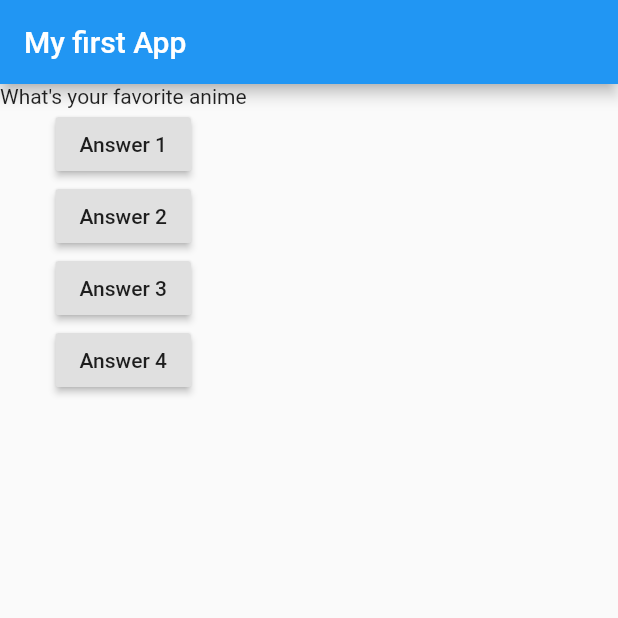
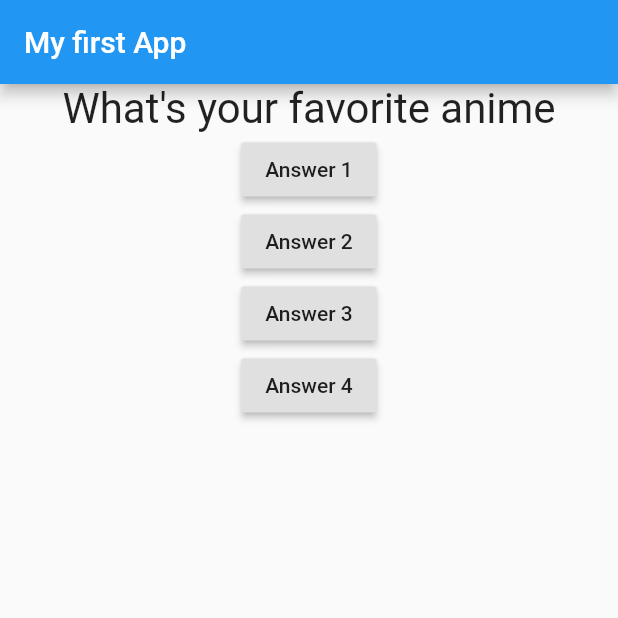
Before and after one commit to vinnyhoward/simple-flutter-quiz-app, a Flutter app: the screen it shows after launch, on a phone screen of 412 x 824 dp, the top half of it. Run offline on Flutter 3.47's test engine with Material 2 defaults, Android fonts, the phone set to English and light mode, and no system bars.

Commit message:
Learned about and added styles

```diff
--- a/lib/main.dart
+++ b/lib/main.dart
@@ -1,4 +1,6 @@
 import 'package:flutter/material.dart';
+
+import './question.dart';
 
 void main() => runApp(App());
 
@@ -36,7 +38,7 @@ class _QuizWidget extends State<App> {
           ),
           body: Column(
             children: <Widget>[
-              Text(quizQuestions[_answerIndex]),
+              Question(quizQuestions[_answerIndex]),
               RaisedButton(
                 child: Text('Answer 1'),
                 onPressed: _answerQuestions,
--- a/lib/question.dart
+++ b/lib/question.dart
@@ -1,14 +1,18 @@
 import 'package:flutter/material.dart';
 
-import './question.dart';
+class Question extends StatelessWidget {
+  final String questionText;
 
-class Question extends StatelessWidget {
-  String questionText;
-
-  Question(this.questionText)
+  Question(this.questionText);
 
   @override
   Widget build(BuildContext context) {
-    return Text(questionText);
+    return Container(
+        width: double.infinity,
+        child: Text(
+          questionText,
+          style: TextStyle(fontSize: 28),
+          textAlign: TextAlign.center,
+        ));
   }
 }
```
